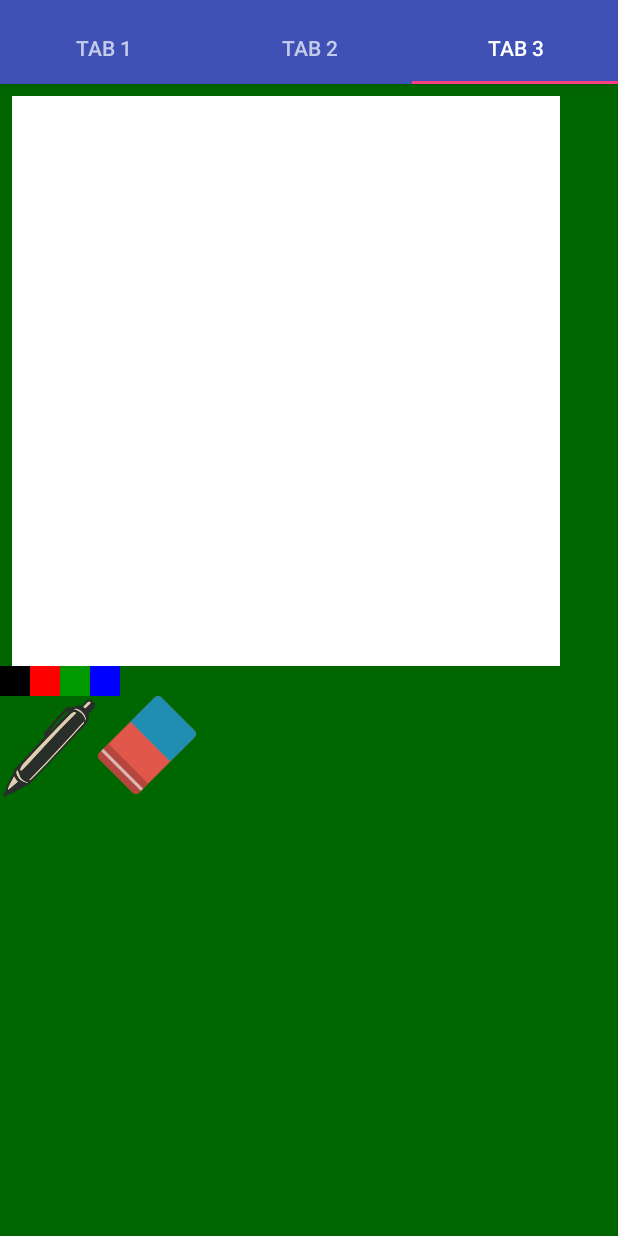
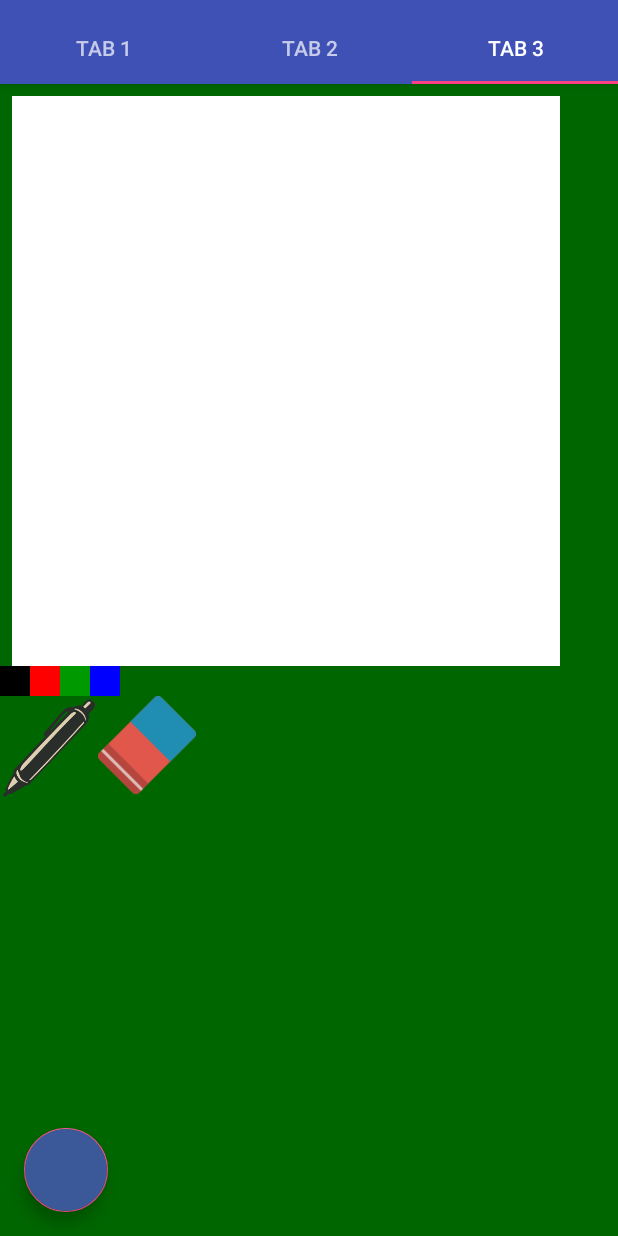
Before and after one commit to mushclam/CS496_week2_new, an Android app: the MainActivity screen opened directly, with no data from a screen before it, tab 3 chosen, on a phone screen of 412 x 824 dp. Run offline under Robolectric (Android 15) with nearby library versions, the phone set to English and light mode, and no system bars; libraries missing offline, so code that uses them is left out: com.facebook, com.facebook.login, com.facebook.share; pictures from the network do not load; 1 statement that could not run was skipped.

```diff
--- a/app/src/main/java/com/example/q/cs496_week2_new/MainActivity.java
+++ b/app/src/main/java/com/example/q/cs496_week2_new/MainActivity.java
@@ -42,6 +42,7 @@ import com.example.q.cs496_week2_new.tabs.Contact.ContactFragment;
 import com.example.q.cs496_week2_new.tabs.Gallery.BaseItem;
 import com.example.q.cs496_week2_new.tabs.Gallery.GalleryClient;
 import com.example.q.cs496_week2_new.tabs.Gallery.GalleryFragment;
+import com.facebook.login.LoginManager;
 
 import java.io.IOException;
 import java.util.ArrayList;
@@ -146,30 +147,43 @@ public class MainActivity extends AppCompatActivity {
 
             }
         });
+
+        FloatingActionButton fablogout = (FloatingActionButton) findViewById(R.id.fablogout);
+        fablogout.setOnClickListener(new View.OnClickListener() {
+            @Override
+            public void onClick(View view) {
+                LoginManager.getInstance().logOut();
+                Intent intent = new Intent(MainActivity.this, LoginActivity.class);
+                startActivity(intent);
+                finish();
+            }
+        });
     }
 
-
+    /*
     @Override
     public boolean onCreateOptionsMenu(Menu menu) {
-        // Inflate the menu; this adds items to the action bar if it is present.
-        getMenuInflater().inflate(R.menu.menu_main, menu);
+        super.onCreateOptionsMenu(menu);
+
+        MenuItem item = menu.add(0,1,0,"LOGOUT");
         return true;
     }
-
     @Override
     public boolean onOptionsItemSelected(MenuItem item) {
-        // Handle action bar item clicks here. The action bar will
-        // automatically handle clicks on the Home/Up button, so long
-        // as you specify a parent activity in AndroidManifest.xml.
-        int id = item.getItemId();
+        switch (item.getItemId()) {
+            case 1:
+                LoginManager.getInstance().logOut();
+                Toast.makeText(this,"LOGOUT",Toast.LENGTH_LONG).show();
+                Intent intent = new Intent(MainActivity.this, LoginActivity.class);
+                startActivity(intent);
+                finish();
 
-        //noinspection SimplifiableIfStatement
-        if (id == R.id.action_settings) {
-            return true;
+                return true;
         }
 
-        return super.onOptionsItemSelected(item);
+        return false;
     }
+    */
 
     /**
      * A placeholder fragment containing a simple view.
--- a/app/src/main/res/layout/activity_main.xml
+++ b/app/src/main/res/layout/activity_main.xml
@@ -69,4 +69,14 @@
         android:visibility="invisible"
         app:srcCompat="@android:drawable/ic_input_add" />
 
+    <android.support.design.widget.FloatingActionButton
+        android:id="@+id/fablogout"
+        android:layout_width="wrap_content"
+        android:layout_height="wrap_content"
+        android:layout_gravity="start|bottom"
+        android:layout_margin="@dimen/fab_margin"
+        android:tint="@android:color/white"
+        android:visibility="visible"
+        android:backgroundTint="#3b5998" />
+
 </android.support.design.widget.CoordinatorLayout>
```
